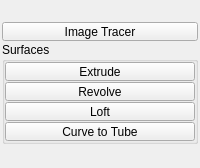
m3trik/tentacle, file tentacle/ui/nurbs.ui: the form before one commit.
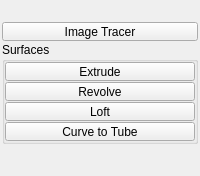
The form after the commit. Custom widgets are drawn as their Qt base class.

Diff of the .ui file:
```diff
--- a/tentacle/ui/nurbs.ui
+++ b/tentacle/ui/nurbs.ui
@@ -247,6 +247,9 @@
         <property name="orientation">
          <enum>Qt::Vertical</enum>
         </property>
+        <property name="sizeType">
+         <enum>QSizePolicy::Fixed</enum>
+        </property>
         <property name="sizeHint" stdset="0">
          <size>
           <width>0</width>
```
Left out of the diff: 6 changed lines with no effect on the pictures.
